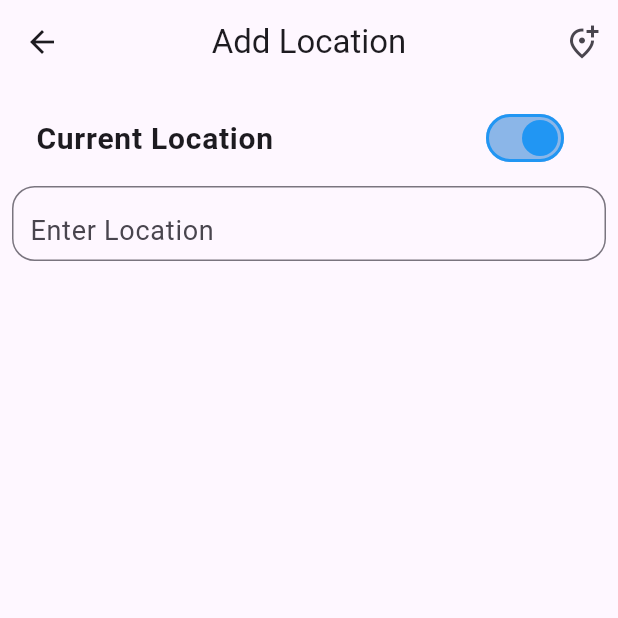
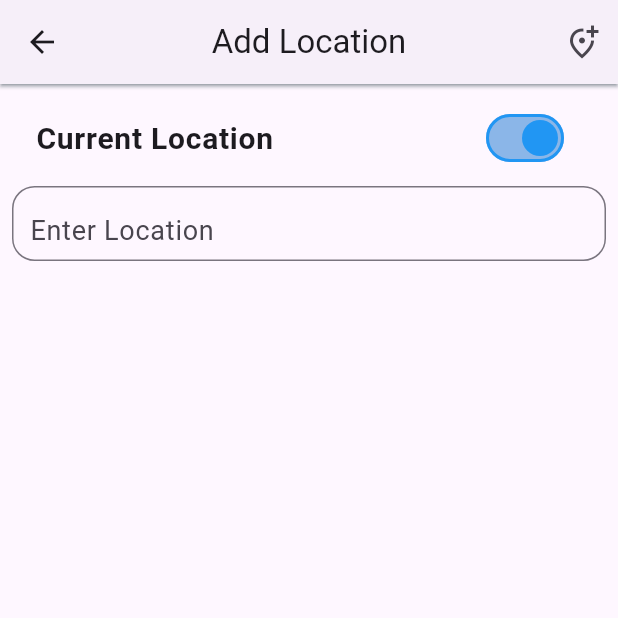
Before and after one commit to Arghya-1121/JustWeather, a Flutter app: the screen it shows after launch, after a tap on the "add" icon, on a phone screen of 412 x 824 dp, the top half of it. Run offline on Flutter 3.47's test engine with Material 3 defaults, Android fonts, the phone set to English and light mode, and no system bars; our stand-ins replace geolocator, shared_preferences.

Commit message:
Optimizing pubspec.yaml and a little bit UI improvements

```diff
--- a/lib/HomePage/home_page.dart
+++ b/lib/HomePage/home_page.dart
@@ -92,6 +92,8 @@ class _HomePageState extends State<HomePage> {
       appBar: AppBar(
         title: Text(widget.appName, style: TextStyle(fontFamily: 'Pacifico')),
         centerTitle: true,
+        elevation: 1,
+        shadowColor: Colors.blueGrey,
         leading: IconButton(
             onPressed: _fetchAllWeather, icon: Icon(Icons.refresh)),
         actions: [
--- a/lib/Locations/add_location.dart
+++ b/lib/Locations/add_location.dart
@@ -34,6 +34,8 @@ class _AddLocationState extends State<AddLocation> {
       appBar: AppBar(
         title: Text('Add Location'),
         centerTitle: true,
+        elevation: 1,
+        shadowColor: Colors.blueGrey,
         actions: [
           IconButton(
             onPressed: () {},
```
Also changed, not shown: pubspec.lock.
